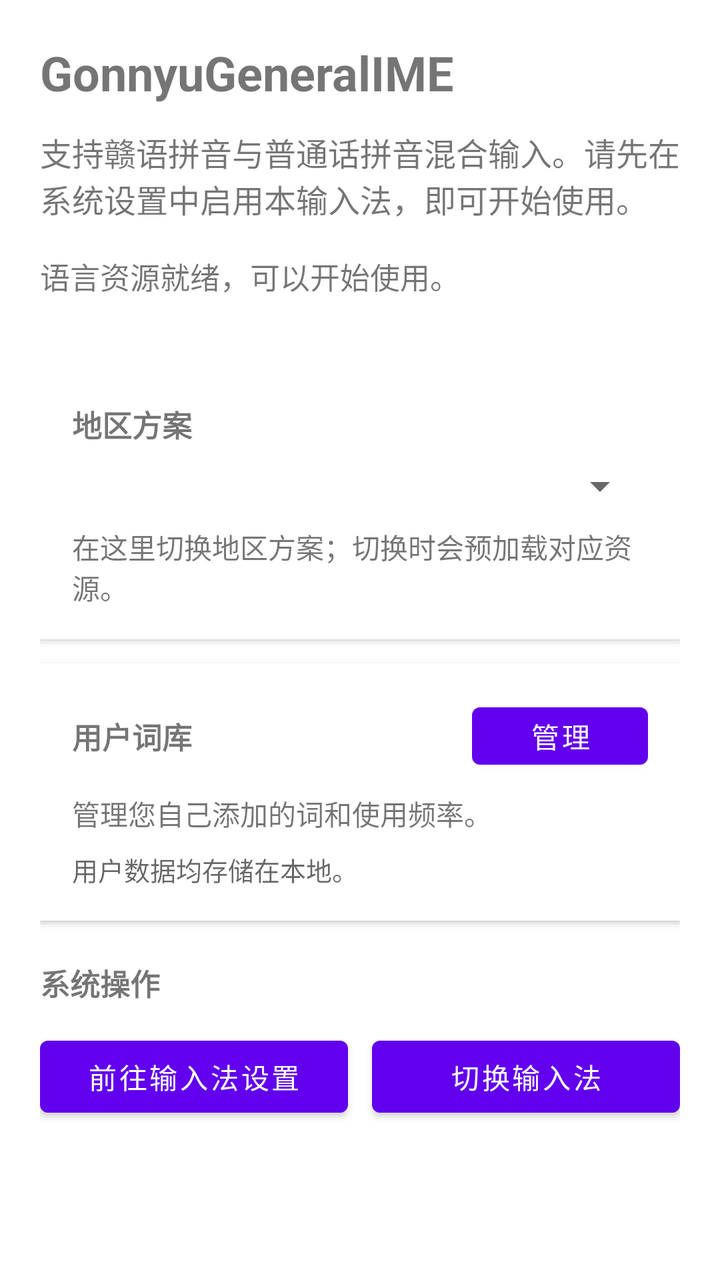
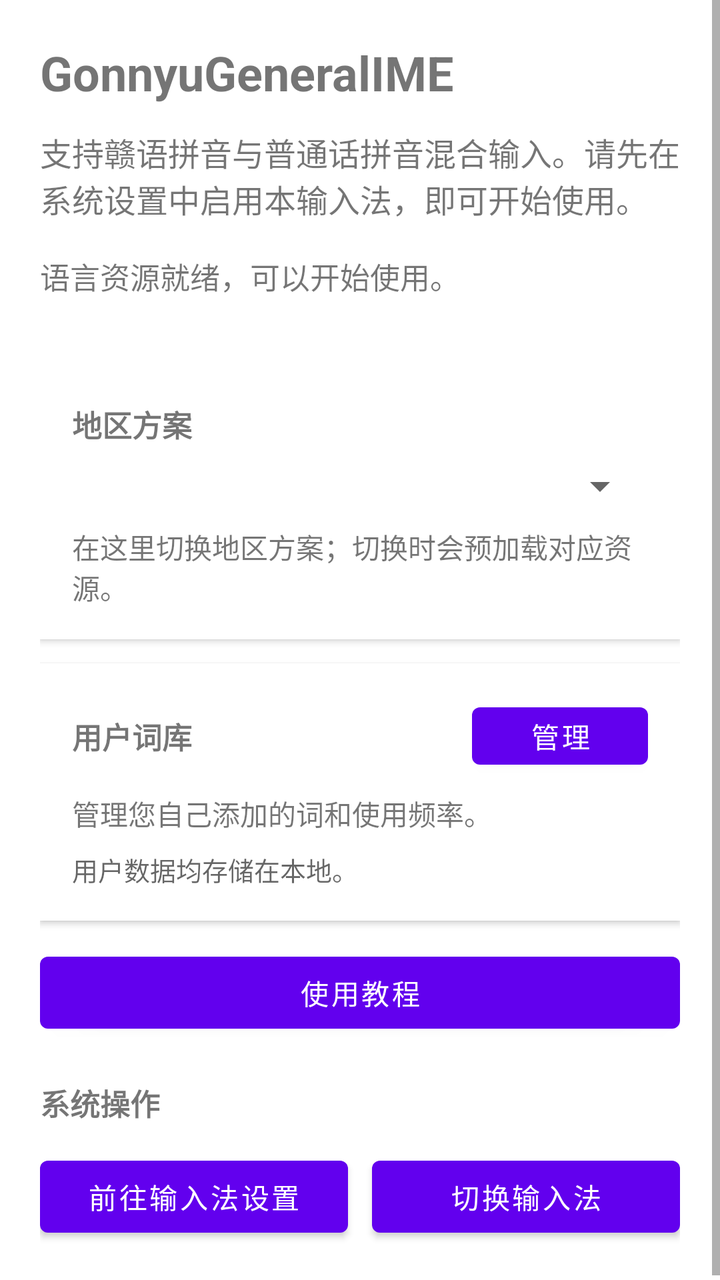

Screens rendered from an Android XML layout before and after an edit, with the pre-edit source and the edit as a unified diff.
<!-- AndroidManifest.xml: fallback theme Theme.MaterialComponents.DayNight.NoActionBar -->
<!-- res/layout/activity_setup.xml -->
<?xml version="1.0" encoding="utf-8"?>
<ScrollView xmlns:android="http://schemas.android.com/apk/res/android"
    android:layout_width="match_parent"
    android:layout_height="match_parent">

    <LinearLayout
        android:layout_width="match_parent"
        android:layout_height="wrap_content"
        android:orientation="vertical"
        android:padding="20dp">

        <TextView
            android:id="@+id/setupTitle"
            android:layout_width="match_parent"
            android:layout_height="wrap_content"
            android:text="@string/setup_title"
            android:textSize="24sp"
            android:textStyle="bold" />

        <TextView
            android:id="@+id/setupSummary"
            android:layout_width="match_parent"
            android:layout_height="wrap_content"
            android:layout_marginTop="12dp"
            android:text="@string/setup_summary"
            android:textSize="16sp" />

        <TextView
            android:id="@+id/resourceStatus"
            android:layout_width="match_parent"
            android:layout_height="wrap_content"
            android:layout_marginTop="16dp"
            android:text="@string/resource_ready"
            android:textSize="15sp" />

        <LinearLayout
            android:id="@+id/settingsSections"
            android:layout_width="match_parent"
            android:layout_height="wrap_content"
            android:layout_marginTop="16dp"
            android:orientation="vertical">

            <LinearLayout
                android:id="@+id/regionCard"
                android:layout_width="match_parent"
                android:layout_height="wrap_content"
                android:background="?android:attr/colorBackground"
                android:elevation="2dp"
                android:orientation="vertical"
                android:padding="16dp">

        <TextView
            android:id="@+id/regionLabel"
            android:layout_width="match_parent"
            android:layout_height="wrap_content"
            android:layout_marginTop="20dp"
            android:text="@string/region_label"
            android:textSize="15sp"
            android:textStyle="bold" />

        <Spinner
            android:id="@+id/regionSpinner"
            android:layout_width="match_parent"
            android:layout_height="wrap_content"
            android:layout_marginTop="8dp" />

        <TextView
            android:id="@+id/regionSummary"
            android:layout_width="match_parent"
            android:layout_height="wrap_content"
            android:layout_marginTop="8dp"
            android:text="@string/region_summary"
            android:textSize="14sp" />

        <LinearLayout
            android:id="@+id/regionLoading"
            android:layout_width="match_parent"
            android:layout_height="wrap_content"
            android:layout_marginTop="12dp"
            android:gravity="center_vertical"
            android:orientation="horizontal"
            android:visibility="gone">

            <ProgressBar
                android:layout_width="wrap_content"
                android:layout_height="wrap_content"
                android:indeterminate="true" />

            <TextView
                android:id="@+id/regionLoadingText"
                android:layout_width="wrap_content"
                android:layout_height="wrap_content"
                android:layout_marginStart="12dp"
                android:textSize="14sp" />
        </LinearLayout>

            </LinearLayout>

            <LinearLayout
                android:id="@+id/userDictionaryCard"
                android:layout_width="match_parent"
                android:layout_height="wrap_content"
                android:layout_marginTop="12dp"
                android:background="?android:attr/colorBackground"
                android:elevation="2dp"
                android:orientation="vertical"
                android:padding="16dp">

                <LinearLayout
                    android:layout_width="match_parent"
                    android:layout_height="wrap_content"
                    android:gravity="center_vertical"
                    android:orientation="horizontal">

                    <TextView
                        android:layout_width="0dp"
                        android:layout_height="wrap_content"
                        android:layout_weight="1"
                        android:text="@string/user_dictionary_label"
                        android:textSize="15sp"
                        android:textStyle="bold" />

                    <Button
                        android:id="@+id/manageUserData"
                        android:layout_width="wrap_content"
                        android:layout_height="wrap_content"
                        android:minHeight="0dp"
                        android:text="@string/manage_user_data" />
                </LinearLayout>

                <TextView
                    android:layout_width="match_parent"
                    android:layout_height="wrap_content"
                    android:layout_marginTop="8dp"
                    android:text="@string/user_dictionary_summary"
                    android:textSize="14sp" />

                <TextView
                    android:layout_width="match_parent"
                    android:layout_height="wrap_content"
                    android:layout_marginTop="8dp"
                    android:text="@string/user_data_local_notice"
                    android:textColor="?android:attr/textColorSecondary"
                    android:textSize="13sp" />
            </LinearLayout>

            <TextView
                android:layout_width="match_parent"
                android:layout_height="wrap_content"
                android:layout_marginTop="20dp"
                android:text="@string/system_operations_label"
                android:textSize="15sp"
                android:textStyle="bold" />

            <LinearLayout
                android:id="@+id/systemActions"
                android:layout_width="match_parent"
                android:layout_height="wrap_content"
                android:layout_marginTop="12dp"
                android:orientation="horizontal">

                <Button
                    android:id="@+id/openImeSettings"
                    android:layout_width="0dp"
                    android:layout_height="wrap_content"
                    android:layout_marginEnd="6dp"
                    android:layout_weight="1"
                    android:text="@string/open_ime_settings" />

                <Button
                    android:id="@+id/openImePicker"
                    android:layout_width="0dp"
                    android:layout_height="wrap_content"
                    android:layout_marginStart="6dp"
                    android:layout_weight="1"
                    android:text="@string/open_ime_picker" />
            </LinearLayout>
        </LinearLayout>
    </LinearLayout>
</ScrollView>
<!-- resources referenced by this layout -->
<resources>
  <string name="manage_user_data">管理</string>
  <string name="open_ime_picker">切换输入法</string>
  <string name="open_ime_settings">前往输入法设置</string>
  <string name="region_label">地区方案</string>
  <string name="region_summary">在这里切换地区方案；切换时会预加载对应资源。</string>
  <string name="resource_ready">语言资源就绪，可以开始使用。</string>
  <string name="setup_summary">支持赣语拼音与普通话拼音混合输入。请先在系统设置中启用本输入法，即可开始使用。</string>
  <string name="setup_title">GonnyuGeneralIME</string>
  <string name="system_operations_label">系统操作</string>
  <string name="user_data_local_notice">用户数据均存储在本地。</string>
  <string name="user_dictionary_label">用户词库</string>
  <string name="user_dictionary_summary">管理您自己添加的词和使用频率。</string>
</resources>

<!-- the commit's change to res/layout/activity_setup.xml (unified diff, before → after) -->
@@ -144,6 +144,13 @@
                     android:textSize="13sp" />
             </LinearLayout>
 
+            <Button
+                android:id="@+id/openTutorial"
+                android:layout_width="match_parent"
+                android:layout_height="wrap_content"
+                android:layout_marginTop="12dp"
+                android:text="@string/open_tutorial" />
+
             <TextView
                 android:layout_width="match_parent"
                 android:layout_height="wrap_content"
<!-- resource entries referenced after the edit -->
@@ -3,6 +3,7 @@
   <string name="manage_user_data">管理</string>
   <string name="open_ime_picker">切换输入法</string>
   <string name="open_ime_settings">前往输入法设置</string>
+  <string name="open_tutorial">使用教程</string>
   <string name="region_label">地区方案</string>
   <string name="region_summary">在这里切换地区方案；切换时会预加载对应资源。</string>
   <string name="resource_ready">语言资源就绪，可以开始使用。</string>
